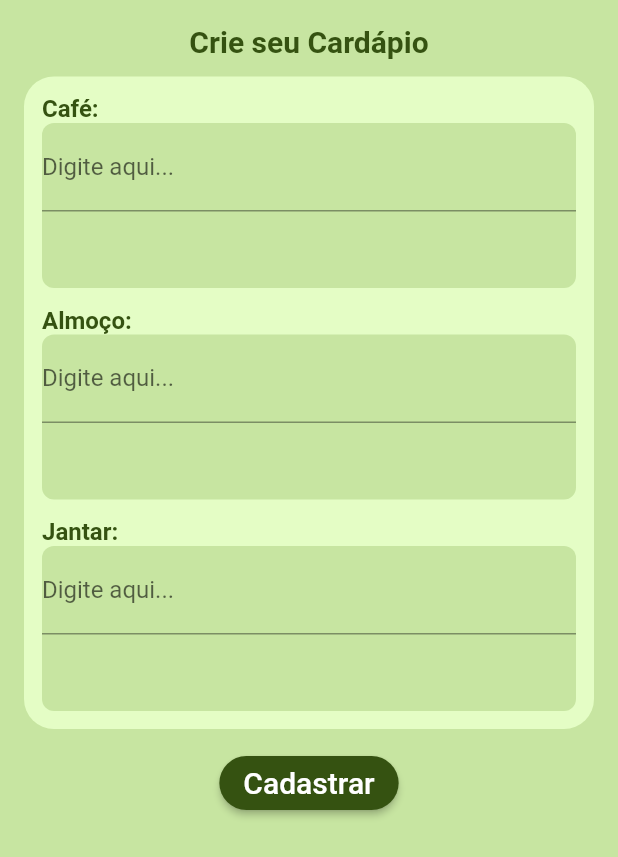
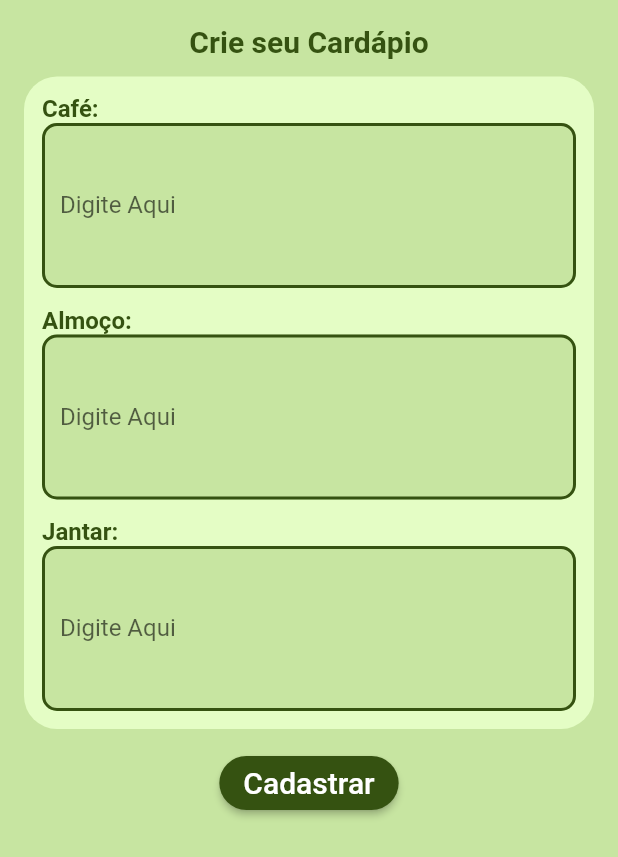
Before and after one commit to PedroLucasFernandes/app-nutricao, a Flutter app: the NovoCardapio screen opened by its route, on a phone screen of 412 x 824 dp. Shown: the top 857 px of the screen. Run offline on Flutter 3.47's test engine with Material 2 defaults, Android fonts, the phone set to English and light mode, and no system bars; our stand-ins replace image_picker, mask_text_input_formatter.

Commit message:
refactor: TextFormField

```diff
--- a/lib/pages/new_menu.dart
+++ b/lib/pages/new_menu.dart
@@ -1,4 +1,5 @@
 import 'package:flutter/material.dart';
+import '../widgets/form_field.dart';
 
 class NovoCardapio extends StatelessWidget {
   const NovoCardapio({super.key});
@@ -26,7 +27,7 @@ class NovoCardapio extends StatelessWidget {
               Container(
                 decoration: BoxDecoration(
                   color: Color(0XFFE4FDC5),
-                  borderRadius: BorderRadius.circular(20),
+                  borderRadius: BorderRadius.circular(22),
                 ),
                 child: Padding(
                   padding: const EdgeInsets.all(12.0),
@@ -46,13 +47,9 @@ class NovoCardapio extends StatelessWidget {
                         height: 110,
                         decoration: BoxDecoration(
                           color: Color(0XFFC7E5A1),
-                          borderRadius: BorderRadius.circular(8),
+                          borderRadius: BorderRadius.circular(10),
                         ),
-                        child: TextFormField(
-                          decoration: InputDecoration(
-                            labelText: "Digite aqui...",
-                          ),
-                        ),
+                        child: MyFormField(labelText: "Digite Aqui", maxLines: 4,),
                       ),
                       SizedBox(height: 12,),
                       Text(
@@ -68,13 +65,9 @@ class NovoCardapio extends StatelessWidget {
                         height: 110,
                         decoration: BoxDecoration(
                           color: Color(0XFFC7E5A1),
-                          borderRadius: BorderRadius.circular(8),
+                          borderRadius: BorderRadius.circular(10),
                         ),
-                        child: TextFormField(
-                          decoration: InputDecoration(
-                            labelText: "Digite aqui...",
-                          ),
-                        ),
+                        child: MyFormField(labelText: "Digite Aqui", maxLines: 4,),
                       ),
                       SizedBox(height: 12,),
                       Text(
@@ -90,14 +83,11 @@ class NovoCardapio extends StatelessWidget {
                         height: 110,
                         decoration: BoxDecoration(
                           color: Color(0XFFC7E5A1),
-                          borderRadius: BorderRadius.circular(8),
+                          borderRadius: BorderRadius.circular(10),
                         ),
-                        child: TextFormField(
-                          decoration: InputDecoration(
-                            labelText: "Digite aqui...",
-                          ),
-                        ),
+                        child: MyFormField(labelText: "Digite Aqui", maxLines: 4,),
                       ),
+
                     ],
                   ),
                 ),
--- a/lib/pages/search.dart
+++ b/lib/pages/search.dart
@@ -1,4 +1,6 @@
 import 'package:flutter/material.dart';
+
+import '../widgets/form_field.dart';
 
 class Consulta extends StatelessWidget {
   const Consulta({super.key});
@@ -13,22 +15,7 @@ class Consulta extends StatelessWidget {
           child: Column(
             mainAxisAlignment: MainAxisAlignment.spaceEvenly,
             children: [
-              TextFormField(
-                decoration: InputDecoration(
-                  focusedBorder: OutlineInputBorder(
-                    borderSide: BorderSide(color: Color(0XFF355211), width: 2.0),
-                    borderRadius: BorderRadius.circular(20),
-                  ),
-                  enabledBorder: OutlineInputBorder(
-                    borderSide: BorderSide(color: Color(0XFF355211), width: 2.0),
-                    borderRadius: BorderRadius.circular(20),
-                  ),
-                  labelText: "Buscar...",
-                  suffixIcon: Icon(Icons.search),
-                  suffixIconColor: Color(0XFF355211),
-                  focusColor: Color(0XFF355211),
-                ),
-              ),
+              MyFormField(labelText: "Buscar", icon: Icons.search),
               SizedBox(height: 20,),
               Row(
                 mainAxisAlignment: MainAxisAlignment.spaceBetween,
--- /dev/null
+++ b/lib/widgets/form_field.dart
@@ -0,0 +1,35 @@
+import 'package:flutter/material.dart';
+
+class MyFormField extends StatelessWidget {
+  final String labelText;
+  final IconData? icon;
+  final int? maxLines;
+  const MyFormField({
+      super.key,
+      required this.labelText,
+      this.icon,
+      this.maxLines = 1
+    });
+
+  @override
+  Widget build(BuildContext context) {
+    return TextFormField(
+      maxLines: maxLines,
+      decoration: InputDecoration(
+        focusedBorder: OutlineInputBorder(
+          borderSide: BorderSide(color: Color(0XFF355211), width: 2.0),
+          borderRadius: BorderRadius.circular(10),
+        ),
+        enabledBorder: OutlineInputBorder(
+          borderSide: BorderSide(color: Color(0XFF355211), width: 2.0),
+          borderRadius: BorderRadius.circular(10),
+        ),
+        floatingLabelBehavior: FloatingLabelBehavior.never,
+        labelText: labelText,
+        suffixIcon: Icon(icon),
+        suffixIconColor: Color(0XFF355211),
+        focusColor: Color(0XFF355211),
+      ),
+    );
+  }
+}
```
